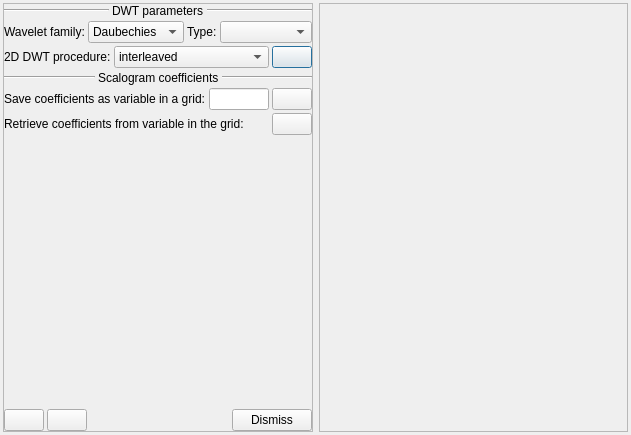
Above: imagejockey/wavelet/wavelettransformdialog.ui from PauloCarvalhoRJ/gammaray before the change. Below: the same form after it.
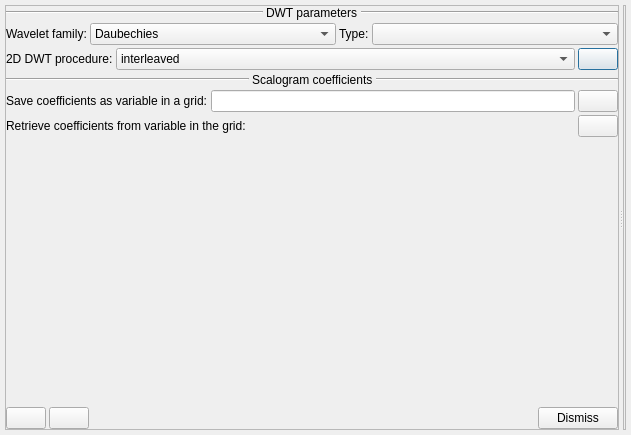
That is the form after the change. Icons and pictures are not drawn.

Commit message: Wavelet: commenced work on the scalogram viewer.

```diff
--- a/imagejockey/wavelet/wavelettransformdialog.ui
+++ b/imagejockey/wavelet/wavelettransformdialog.ui
@@ -14,19 +14,29 @@
    <string>Dialog</string>
   </property>
   <layout class="QHBoxLayout" name="horizontalLayout_8">
+   <property name="spacing">
+    <number>5</number>
+   </property>
    <property name="leftMargin">
-    <number>3</number>
+    <number>5</number>
    </property>
    <property name="topMargin">
-    <number>3</number>
+    <number>5</number>
    </property>
    <property name="rightMargin">
-    <number>3</number>
+    <number>5</number>
    </property>
    <property name="bottomMargin">
-    <number>3</number>
+    <number>5</number>
    </property>
    <item>
+    <widget class="QSplitter" name="splitter">
+     <property name="midLineWidth">
+      <number>3</number>
+     </property>
+     <property name="orientation">
+      <enum>Qt::Horizontal</enum>
+     </property>
     <widget class="QFrame" name="frame">
      <property name="sizePolicy">
       <sizepolicy hsizetype="Ignored" vsizetype="Preferred">
@@ -384,11 +394,9 @@
       </item>
      </layout>
     </widget>
-   </item>
-   <item>
     <widget class="QFrame" name="frame_2">
      <property name="sizePolicy">
-      <sizepolicy hsizetype="Expanding" vsizetype="Preferred">
+       <sizepolicy hsizetype="Maximum" vsizetype="Preferred">
        <horstretch>0</horstretch>
        <verstretch>0</verstretch>
       </sizepolicy>
@@ -399,7 +407,32 @@
      <property name="frameShadow">
       <enum>QFrame::Raised</enum>
      </property>
-    </widget>
+      <layout class="QVBoxLayout" name="verticalLayout_2">
+       <property name="spacing">
+        <number>0</number>
+       </property>
+       <property name="leftMargin">
+        <number>0</number>
+       </property>
+       <property name="topMargin">
+        <number>0</number>
+       </property>
+       <property name="rightMargin">
+        <number>0</number>
+       </property>
+       <property name="bottomMargin">
+        <number>0</number>
+       </property>
+       <item>
+        <layout class="QVBoxLayout" name="layout3DViewer">
+         <property name="spacing">
+          <number>0</number>
+         </property>
+        </layout>
+       </item>
+      </layout>
+     </widget>
+    </widget>
    </item>
   </layout>
  </widget>
```
Left out of the diff: 3 changed lines with no effect on the pictures. Lines whose indentation alone changed are shown as unchanged. The commit also changes 2 other files.
